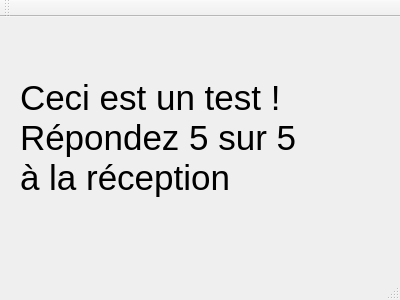
The window that mainwindow.ui (ggroult3/QT1) describes before a commit, drawn with Qt 5.
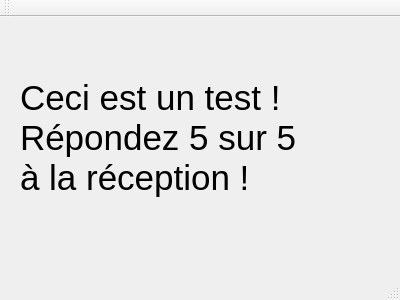
The same window after the commit.

Commit message: Ajout d'un point d'exclamation dans le label

```diff
--- a/mainwindow.ui
+++ b/mainwindow.ui
@@ -31,7 +31,7 @@
     <property name="text">
      <string>Ceci est un test !
 Répondez 5 sur 5 
-à la réception</string>
+à la réception !</string>
     </property>
    </widget>
   </widget>
```
